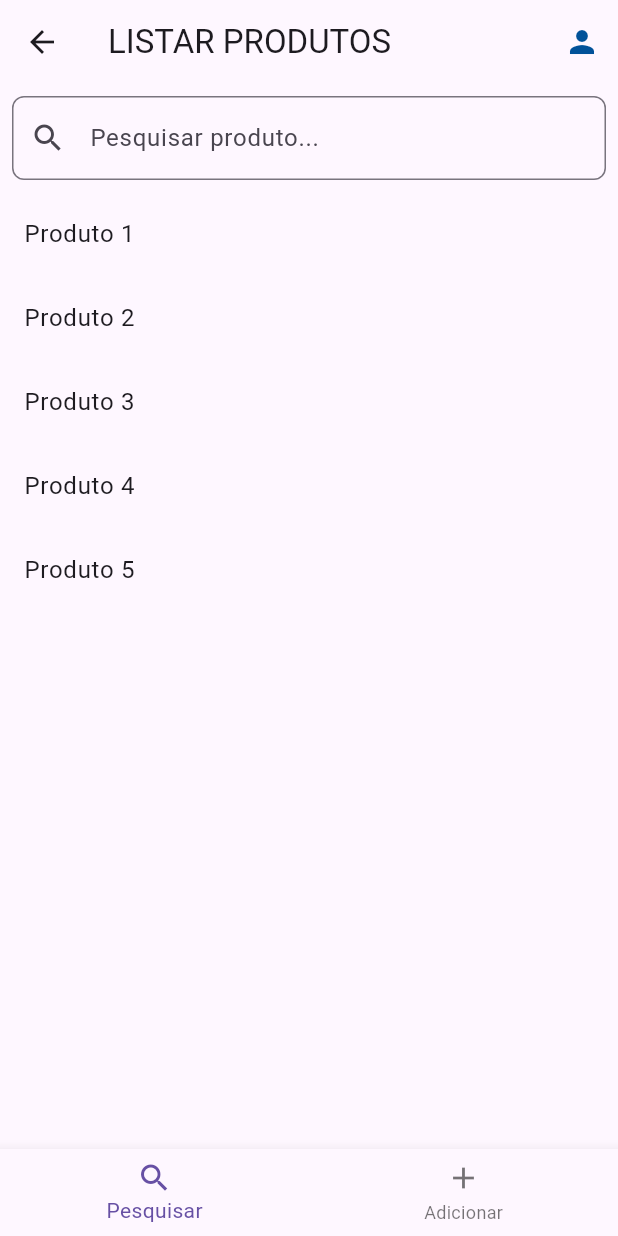
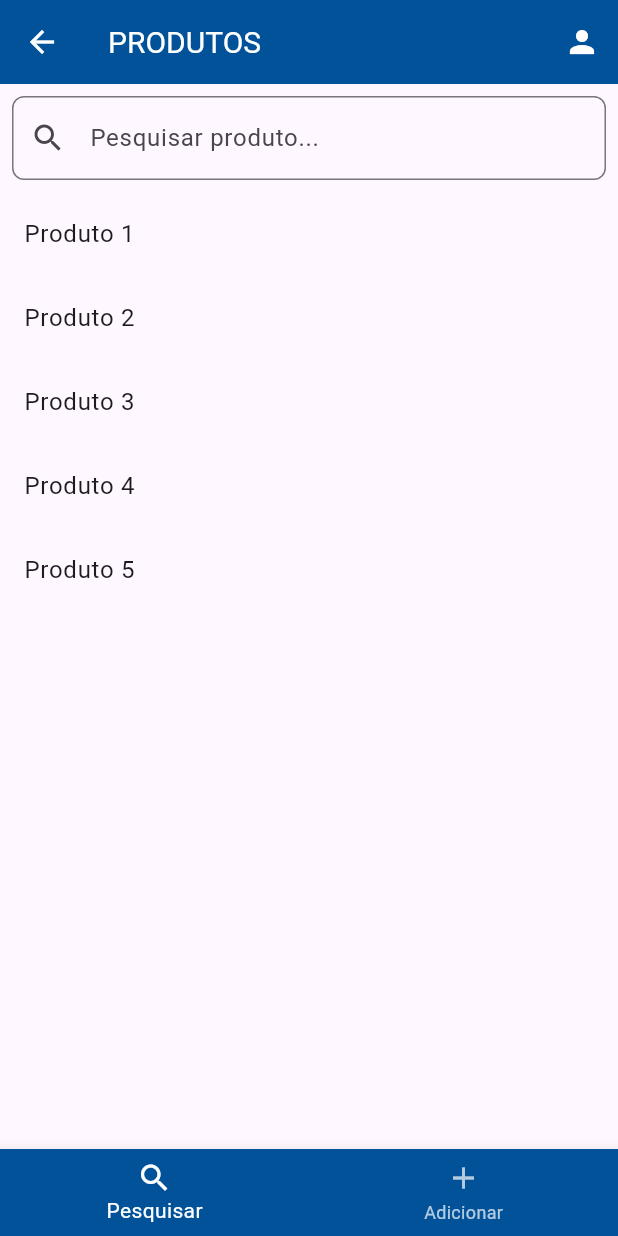
Before and after one commit to Wellyton05/estoc.ar-, a Flutter app: the ListarProdutos screen opened by its route, on a phone screen of 412 x 824 dp. Run offline on Flutter 3.47's test engine with Material 3 defaults, Android fonts, the phone set to English and light mode, and no system bars.

Commit message:
terceiro commit

```diff
--- a/lib/telas/listar_produtos.dart
+++ b/lib/telas/listar_produtos.dart
@@ -44,12 +44,20 @@ class _ListarProdutosState extends State<ListarProdutos> {
   Widget build(BuildContext context) {
     return Scaffold(
       appBar: AppBar(
-        title: Text('LISTAR PRODUTOS'),
+        title: Text('PRODUTOS'),
+        titleTextStyle: TextStyle(
+            color: Colors.white,
+            fontSize: 20,
+        ),
+        iconTheme: IconThemeData(
+          color: Colors.white, // Define a cor do botão de voltar como branco
+        ),
+        backgroundColor: Color(0xFF015299),
         actions: [
           IconButton(
             icon: Icon(
               Icons.person,
-              color: Color.fromARGB(255, 1, 82, 153),
+              color: Color.fromARGB(255, 255, 255, 255),
             ),
             onPressed: () {
               print('Ícone de usuário clicado');
@@ -88,6 +96,9 @@ class _ListarProdutosState extends State<ListarProdutos> {
         ],
       ),
       bottomNavigationBar: BottomNavigationBar(
+        selectedItemColor: Colors.white, // Cor dos ícones selecionados em branco
+        unselectedItemColor: Colors.white70, // Cor dos ícones não selecionados
+        backgroundColor: Color(0xFF015299),
         items: const [
           BottomNavigationBarItem(
             icon: Icon(Icons.search),
```
